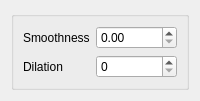
Qt form ui/FABC.ui (tthatcher95/PyHAT_Point_Spectra_GUI) before a commit.
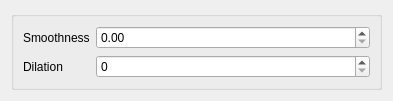
The same form after that commit.

```diff
--- a/ui/FABC.ui
+++ b/ui/FABC.ui
@@ -2,12 +2,20 @@
 <ui version="4.0">
  <class>Form</class>
  <widget class="QWidget" name="Form">
+  <property name="geometry">
+   <rect>
+    <x>0</x>
+    <y>0</y>
+    <width>393</width>
+    <height>97</height>
+   </rect>
+  </property>
   <property name="windowTitle">
    <string>Form</string>
   </property>
   <layout class="QVBoxLayout" name="verticalLayout">
    <item>
-    <widget class="QGroupBox" name="">
+    <widget class="QGroupBox" name="groupBox">
      <layout class="QFormLayout" name="formLayout_2">
       <property name="fieldGrowthPolicy">
        <enum>QFormLayout::AllNonFixedFieldsGrow</enum>
@@ -20,7 +28,11 @@
        </widget>
       </item>
       <item row="0" column="1">
-       <widget class="QDoubleSpinBox" name="smoothnessDoubleSpinBox"/>
+       <widget class="QDoubleSpinBox" name="smoothnessDoubleSpinBox">
+        <property name="maximum">
+         <double>10000.000000000000000</double>
+        </property>
+       </widget>
       </item>
       <item row="1" column="0">
        <widget class="QLabel" name="dilationLabel">
@@ -30,7 +42,11 @@
        </widget>
       </item>
       <item row="1" column="1">
-       <widget class="QSpinBox" name="dilationSpinBox"/>
+       <widget class="QSpinBox" name="dilationSpinBox">
+        <property name="maximum">
+         <number>10000</number>
+        </property>
+       </widget>
       </item>
      </layout>
     </widget>
```
